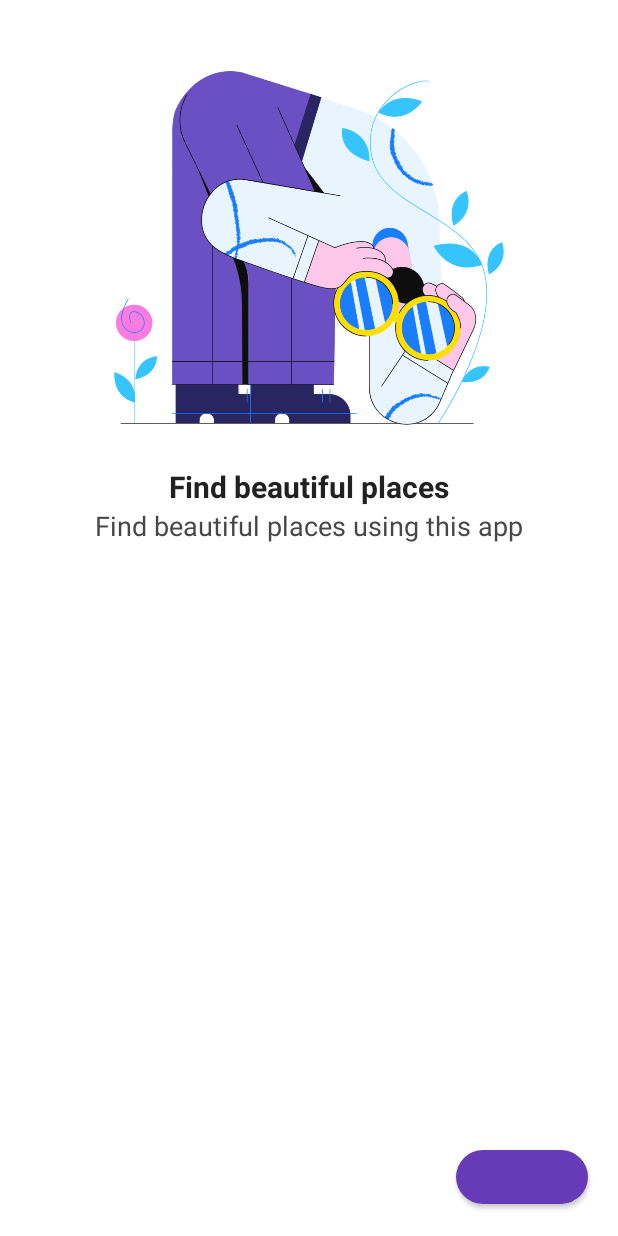
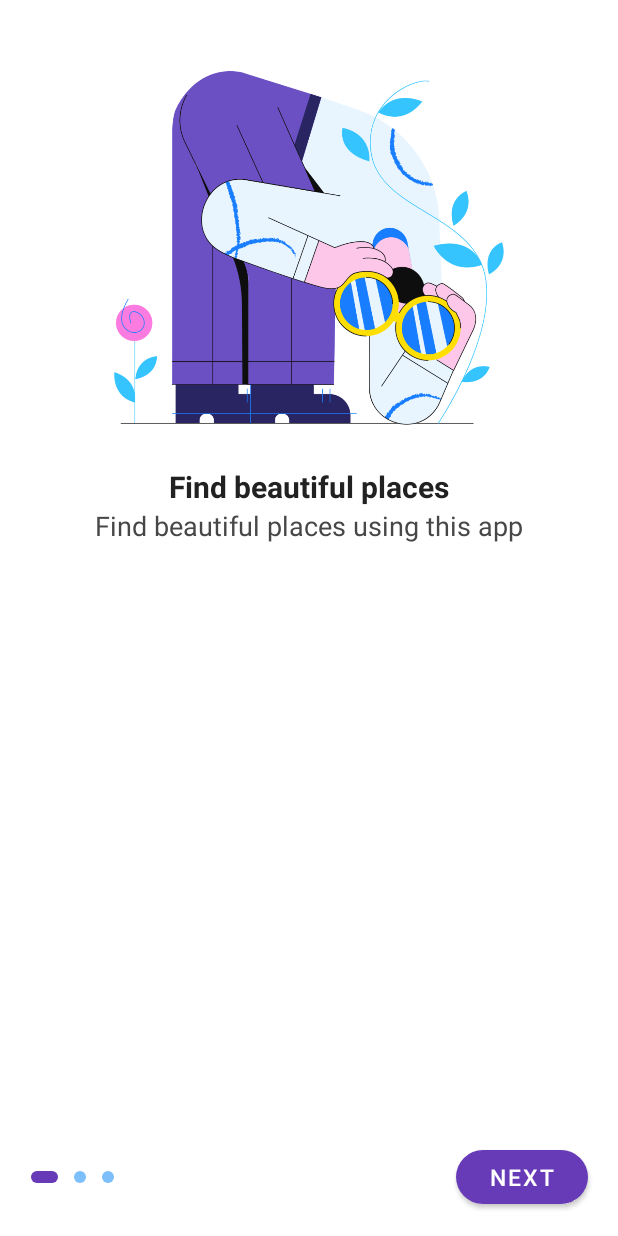
Before and after one commit to dmitry-kuchura/city-places, an Android app: the screen it shows after launch (OnBoardingActivity), on a phone screen of 412 x 824 dp. Run offline under Robolectric (Android 15) with nearby library versions, the phone set to English and light mode, and no system bars.

Commit message:
add tutorial screen with indicators

```diff
--- a/app/src/main/java/com/dmytro/kuchura/cityplaces/OnBoardingActivity.java
+++ b/app/src/main/java/com/dmytro/kuchura/cityplaces/OnBoardingActivity.java
@@ -1,10 +1,17 @@
 package com.dmytro.kuchura.cityplaces;
 
+import android.content.Intent;
+import android.view.View;
+import android.view.ViewGroup;
+import android.widget.ImageView;
+import android.widget.LinearLayout;
 import androidx.appcompat.app.AppCompatActivity;
 import android.os.Bundle;
+import androidx.core.content.ContextCompat;
 import androidx.viewpager2.widget.ViewPager2;
 import com.dmytro.kuchura.cityplaces.adapters.OnBoardingAdapter;
 import com.dmytro.kuchura.cityplaces.models.OnBoardingItem;
+import com.google.android.material.button.MaterialButton;
 
 import java.util.ArrayList;
 import java.util.List;
@@ -12,16 +19,44 @@ import java.util.List;
 public class OnBoardingActivity extends AppCompatActivity {
 
     private OnBoardingAdapter onBoardingAdapter;
+    private LinearLayout layoutOnBoardingIndicators;
+    private MaterialButton buttonOnBoardingActivity;
 
     @Override
     protected void onCreate(Bundle savedInstanceState) {
         super.onCreate(savedInstanceState);
         setContentView(R.layout.activity_on_boarding);
 
+        layoutOnBoardingIndicators = findViewById(R.id.layoutOnBoardingIndicators);
+        buttonOnBoardingActivity = findViewById(R.id.buttonOnBoardingAction);
+
         setupOnBoardingItems();
 
-        ViewPager2 onBoardingViewPager = findViewById(R.id.onBoardingViewPager);
+        final ViewPager2 onBoardingViewPager = findViewById(R.id.onBoardingViewPager);
         onBoardingViewPager.setAdapter(onBoardingAdapter);
+
+        setupOnBoardingIndicators();
+
+        setCurrentOnBoardingIndicator(0);
+
+        onBoardingViewPager.registerOnPageChangeCallback(new ViewPager2.OnPageChangeCallback() {
+            @Override
+            public void onPageSelected(int position) {
+                super.onPageSelected(position);
+                setCurrentOnBoardingIndicator(position);
+            }
+        });
+
+        buttonOnBoardingActivity.setOnClickListener(new View.OnClickListener() {
+            @Override
+            public void onClick(View view) {
+                if (onBoardingViewPager.getCurrentItem() + 1 < onBoardingAdapter.getItemCount()) {
+                    onBoardingViewPager.setCurrentItem(onBoardingViewPager.getCurrentItem() + 1);
+                } else {
+                    startActivity(new Intent(getApplicationContext(), MainActivity.class));
+                }
+            }
+        });
     }
 
     private void setupOnBoardingItems() {
@@ -48,4 +83,48 @@ public class OnBoardingActivity extends AppCompatActivity {
 
         onBoardingAdapter = new OnBoardingAdapter(onBoardingItems);
     }
+
+    private void setupOnBoardingIndicators() {
+        ImageView[] indicators = new ImageView[onBoardingAdapter.getItemCount()];
+        LinearLayout.LayoutParams layoutParams = new LinearLayout.LayoutParams(
+                ViewGroup.LayoutParams.WRAP_CONTENT,
+                ViewGroup.LayoutParams.WRAP_CONTENT
+        );
+
+        layoutParams.setMargins(8, 0, 8, 0);
+
+        for (int i = 0; i < indicators.length; i++) {
+            indicators[i] = new ImageView(getApplicationContext());
+            indicators[i].setImageDrawable(ContextCompat.getDrawable(
+                    getApplicationContext(),
+                    R.drawable.on_boarding_indicator_inactive
+            ));
+
+            indicators[i].setLayoutParams(layoutParams);
+            layoutOnBoardingIndicators.addView(indicators[i]);
+        }
+    }
+
+    private void setCurrentOnBoardingIndicator(int index) {
+        int childCount = layoutOnBoardingIndicators.getChildCount();
+        for (int i = 0; i < childCount; i++) {
+            ImageView imageView = (ImageView) layoutOnBoardingIndicators.getChildAt(i);
+
+            if (i == index) {
+                imageView.setImageDrawable(
+                        ContextCompat.getDrawable(getApplicationContext(), R.drawable.on_boarding_indicator_active)
+                );
+            } else {
+                imageView.setImageDrawable(
+                        ContextCompat.getDrawable(getApplicationContext(), R.drawable.on_boarding_indicator_inactive)
+                );
+            }
+        }
+
+        if (index == onBoardingAdapter.getItemCount() - 1) {
+            buttonOnBoardingActivity.setText("Start");
+        } else {
+            buttonOnBoardingActivity.setText("Next");
+        }
+    }
 }
```
